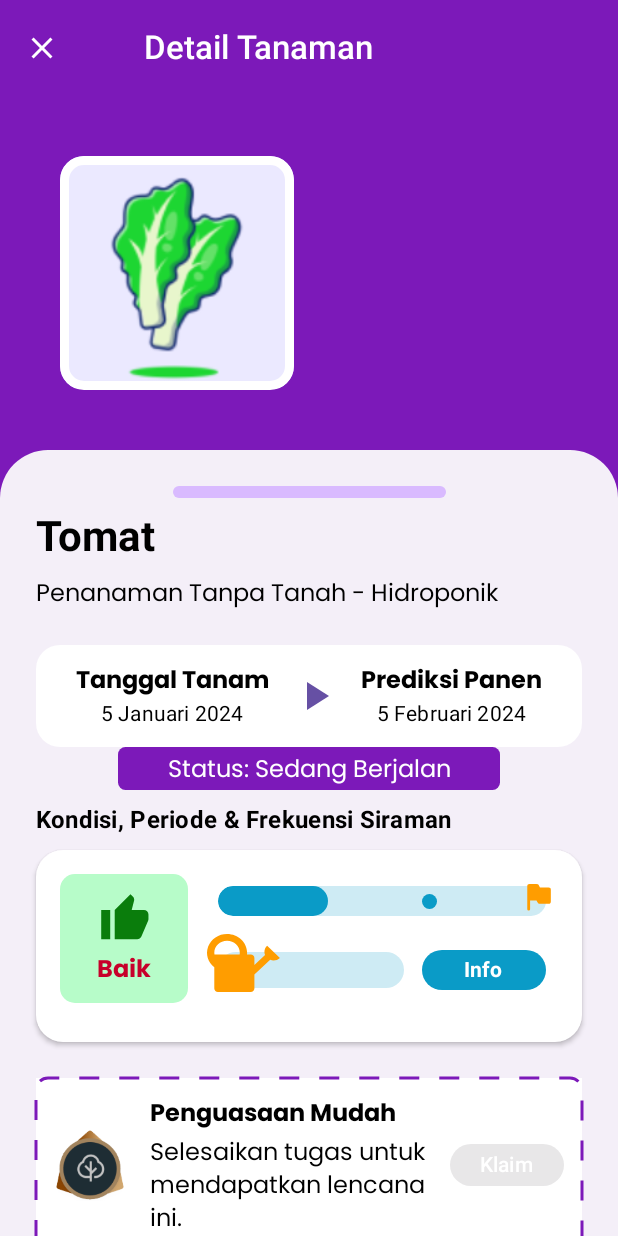
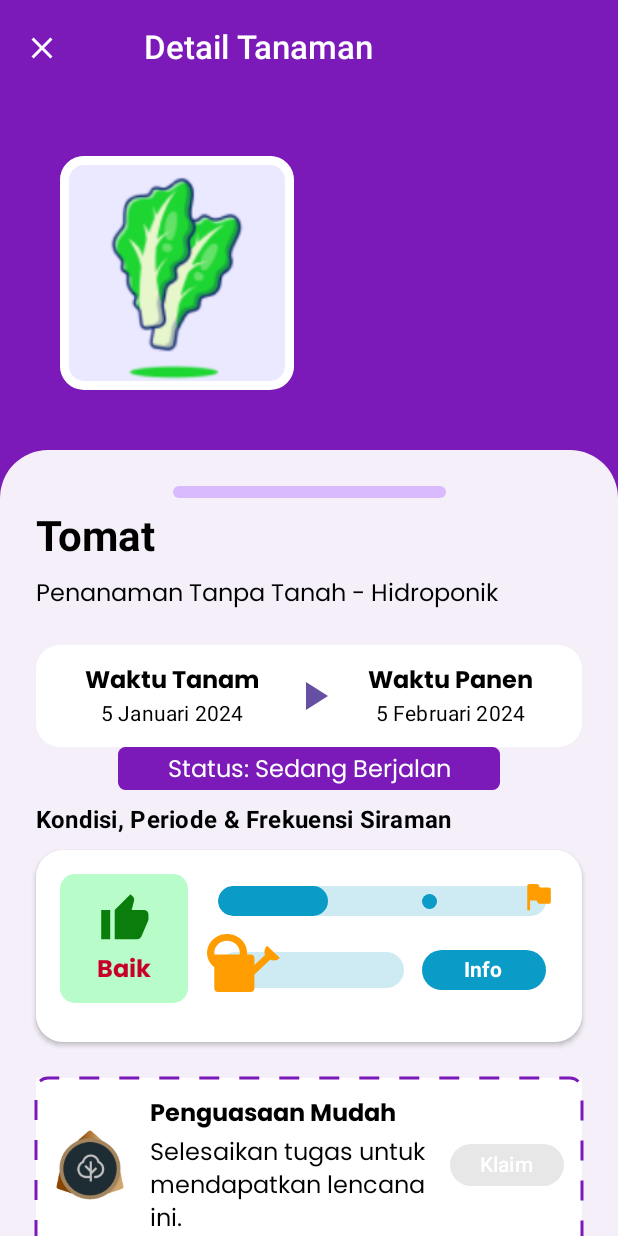
Before and after one commit to bayuzzs/1UpFarm, an Android app built with Jetpack Compose: the PlantMonitoringScreen screen opened through its navigation route, on a phone screen of 412 x 824 dp. Run offline under Robolectric (Android 15) with nearby library versions, the phone set to English and light mode, and no system bars.

Commit message:
many changes

```diff
--- a/app/src/main/java/com/example/oneupfarm/ui/component/PlantForecast.kt
+++ b/app/src/main/java/com/example/oneupfarm/ui/component/PlantForecast.kt
@@ -23,7 +23,12 @@ import androidx.compose.ui.unit.dp
 import androidx.compose.ui.unit.sp
 
 @Composable
-fun PlantForecast(plantDate: String, harvestDate: String) {
+fun PlantForecast(
+    leftTitle: String,
+    leftDescription: String,
+    rightTitle: String,
+    rightDescription: String
+) {
     Row(
         horizontalArrangement = Arrangement.SpaceEvenly,
         verticalAlignment = Alignment.CenterVertically,
@@ -33,18 +38,17 @@ fun PlantForecast(plantDate: String, harvestDate: String) {
             .fillMaxWidth()
             .padding(12.dp)
     ) {
-
         Column(
             horizontalAlignment = Alignment.CenterHorizontally,
             verticalArrangement = Arrangement.spacedBy(2.dp)
         ) {
             Text(
-                "Tanggal Tanam",
+                leftTitle,
                 fontSize = 16.sp,
                 fontWeight = FontWeight.Bold
             )
             Text(
-                plantDate,
+                leftDescription,
                 style = MaterialTheme.typography.titleSmall,
                 fontWeight = FontWeight.W400
             )
@@ -61,12 +65,12 @@ fun PlantForecast(plantDate: String, harvestDate: String) {
             verticalArrangement = Arrangement.spacedBy(2.dp)
         ) {
             Text(
-                "Prediksi Panen",
+                rightTitle,
                 fontSize = 16.sp,
                 fontWeight = FontWeight.Bold
             )
             Text(
-                harvestDate,
+                rightDescription,
                 style = MaterialTheme.typography.titleSmall,
                 fontWeight = FontWeight.W400
             )
--- a/app/src/main/java/com/example/oneupfarm/ui/screen/AddPlantScreen.kt
+++ b/app/src/main/java/com/example/oneupfarm/ui/screen/AddPlantScreen.kt
@@ -171,7 +171,7 @@ fun AddPlantScreen(
             }
         }
 
-        AddPlantConfirmation(showConfirmation, onNavigateToNextScreen = {navController.navigate(Screen.Asal.route)})
+        AddPlantConfirmation(showConfirmation, onNavigateToNextScreen = {navController.navigate(Screen.Profile.route)})
 
     }
 }
--- a/app/src/main/java/com/example/oneupfarm/ui/screen/PlantMonitoringScreen.kt
+++ b/app/src/main/java/com/example/oneupfarm/ui/screen/PlantMonitoringScreen.kt
@@ -145,7 +145,12 @@ fun PlantMonitoringScreen(navController: NavHostController, onClose: () -> Unit)
                             text = "Penanaman Tanpa Tanah - Hidroponik",
                         )
                         Spacer(modifier = Modifier.height(24.dp))
-                        PlantForecast("5 Januari 2024", "5 Februari 2024")
+                        PlantForecast(
+                            leftTitle = "Waktu Tanam",
+                            leftDescription = "5 Januari 2024",
+                            rightTitle = "Waktu Panen",
+                            rightDescription = "5 Februari 2024"
+                        )
                         Text(
                             text = "Status: Sedang Berjalan",
                             textAlign = TextAlign.Center,
--- a/app/src/main/java/com/example/oneupfarm/ui/screen/TrackPlantScreen.kt
+++ b/app/src/main/java/com/example/oneupfarm/ui/screen/TrackPlantScreen.kt
@@ -61,7 +61,7 @@ fun TrackPlantScreen(
         bottomBar = { OUFBottomBar(navController = navController) },
         floatingActionButton = {
             AddPlant(onClick = {
-                navController.navigate(Screen.AddPlantChoosePlace.route) {
+                navController.navigate(Screen.AddPlant.route) {
 
                 }
             })
```
Also changed, not shown: app/src/main/java/com/example/oneupfarm/ui/component/AddPlantConfirmation.kt (+6 -47 lines), app/src/main/java/com/example/oneupfarm/ui/component/PlantEduCard.kt (+8 -1 lines), app/src/main/java/com/example/oneupfarm/ui/component/PlantEducation.kt (+4 -3 lines).
